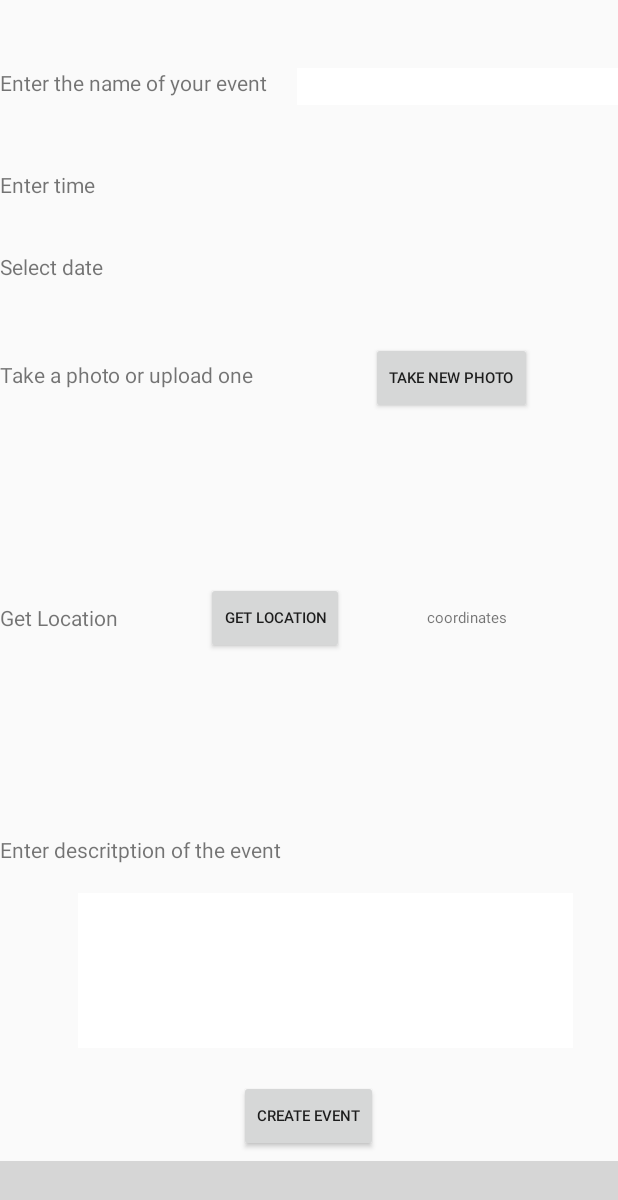
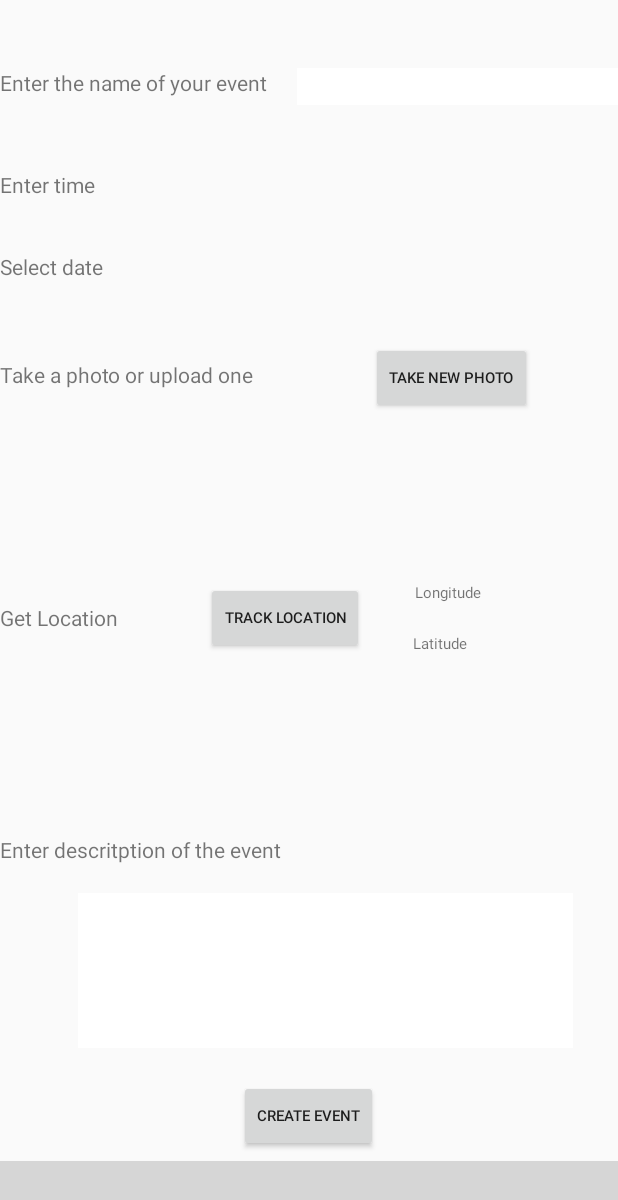
Before and after one commit to aau-itcom-17/AndroidRos, an Android app: the CreateActivity screen opened directly, with no data from a screen before it, on a phone screen of 412 x 824 dp. Shown: the top 1200 px of the screen. Run offline under Robolectric (Android 15) with nearby library versions, the light colour scheme and no system bars; libraries missing offline, so code that uses them is left out: com.ittianyu.bottomnavigationviewex; plain views replace BottomNavigationViewEx; 6 statements that could not run were skipped; grey boxes are pictures that could not be loaded.

Commit message:
Deleted some stuff that didn't work.

```diff
--- a/app/src/main/res/layout/activity_create.xml
+++ b/app/src/main/res/layout/activity_create.xml
@@ -31,7 +31,7 @@
                 android:layout_alignParentStart="true"
                 android:layout_centerVertical="true"
                 android:layout_marginStart="137dp"
-                android:text="@string/location_of_user"
+                android:text="@string/resume_location_tracking"
                 android:textSize="10sp" />
 
             <Button
@@ -63,13 +63,22 @@
                 android:text="@string/location_text_view" />
 
             <TextView
-                android:id="@+id/location_coordinates"
-                android:layout_width="wrap_content"
+                android:id="@+id/location_longitude"
+                android:layout_width="60dp"
                 android:layout_height="wrap_content"
                 android:layout_alignParentEnd="true"
-                android:layout_centerVertical="true"
-                android:layout_marginEnd="74dp"
-                android:text="@string/location_coordinates"
+                android:layout_alignTop="@+id/get_location"
+                android:layout_marginEnd="75dp"
+                android:text="@string/location_longitude"
+                android:textSize="10sp" />
+
+            <TextView
+                android:id="@+id/location_latitude"
+                android:layout_width="61dp"
+                android:layout_height="wrap_content"
+                android:layout_alignBottom="@+id/get_location"
+                android:layout_alignEnd="@+id/location_longitude"
+                android:text="@string/location_latitude"
                 android:textSize="10sp" />
 
             <TextView
--- a/app/src/main/res/values/strings.xml
+++ b/app/src/main/res/values/strings.xml
@@ -22,6 +22,9 @@
     <string name="date_of_event">Select date</string>
     <string name="location_of_user">Get Location</string>
     <string name="location_text_view">Get Location</string>
-    <string name="location_coordinates">coordinates</string>
+    <string name="location_longitude">Longitude</string>
+    <string name="location_latitude">Latitude</string>
+    <string name="pause_location_tracking">pause</string>
+    <string name="resume_location_tracking">Track location</string>
 
 </resources>
```
Also changed, not shown: app/src/main/java/com/example/marcu/androidros/Create/CreateActivity.java (+112 -6 lines).
